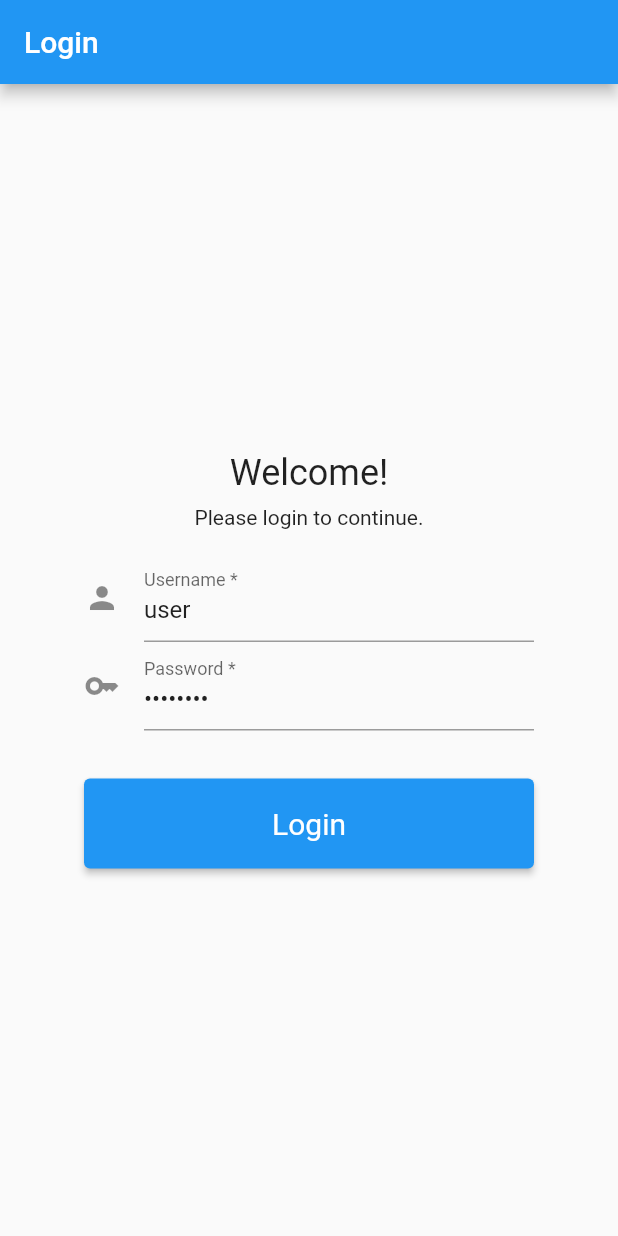
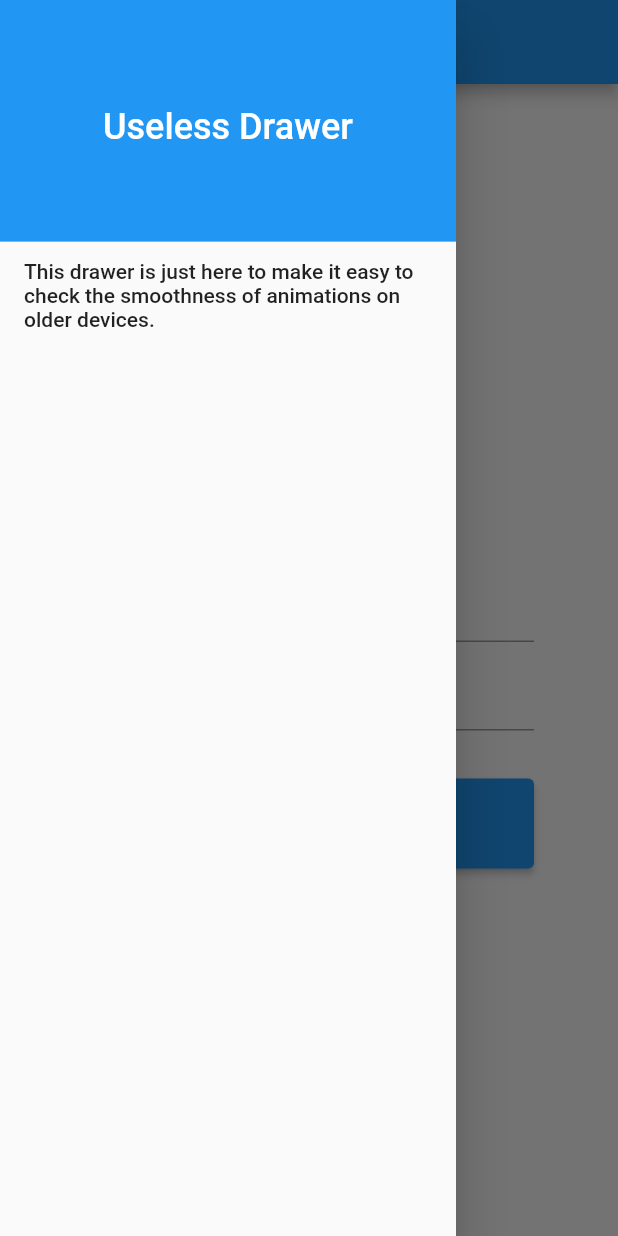
Before and after one commit to arcanemachine/api-playground-flutter, a Flutter app: the screen it shows after launch, with the side drawer open (before the commit the screen has no drawer), on a phone screen of 412 x 824 dp. Run offline on Flutter 3.47's test engine with Material 2 defaults, Android fonts, the phone set to English and light mode, and no system bars; our stand-ins replace flutter_mobx, flutter_secure_storage, go_router, mobx, shared_preferences; generated files the repository leaves out were written again.

Commit message:
Add useless drawer for checking animation smoothness

```diff
--- a/api_playground/lib/screens/login.dart
+++ b/api_playground/lib/screens/login.dart
@@ -5,7 +5,6 @@ import 'package:http/http.dart' as http;
 
 import 'package:api_playground/globals.dart';
 import 'package:api_playground/helpers.dart';
-import 'package:api_playground/state.dart';
 
 
 class LoginScreen extends StatelessWidget {
@@ -16,6 +15,34 @@ class LoginScreen extends StatelessWidget {
     return Scaffold(
       appBar: AppBar(
         title: const Text("Login"),
+      ),
+      drawer: Drawer(
+        child: ListView(
+          padding: EdgeInsets.zero,
+          children: <Widget>[
+            const DrawerHeader(
+              decoration: BoxDecoration(
+                color: Colors.blue,
+              ),
+              child: Center(
+                child: Text("Useless Drawer",
+                  textAlign: TextAlign.center,
+                  style: TextStyle(
+                    color: Colors.white,
+                    fontSize: 24.0,
+                  ),
+                ),
+              )
+            ),
+            ListTile(
+              title: const Text(
+                "This drawer is just here to make it easy to check the "
+                "smoothness of animations on older devices."
+              ),
+              onTap: () { Navigator.pop(context); },
+            ),
+          ],
+        ),
       ),
       body: Center(
         child: Column(
```
